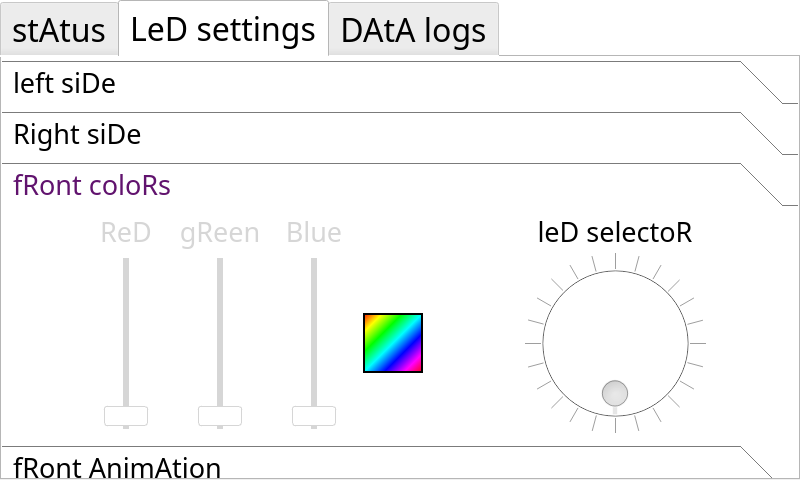
Qt form mainwindow.ui (nextgennerf/FHK-76) before a commit.
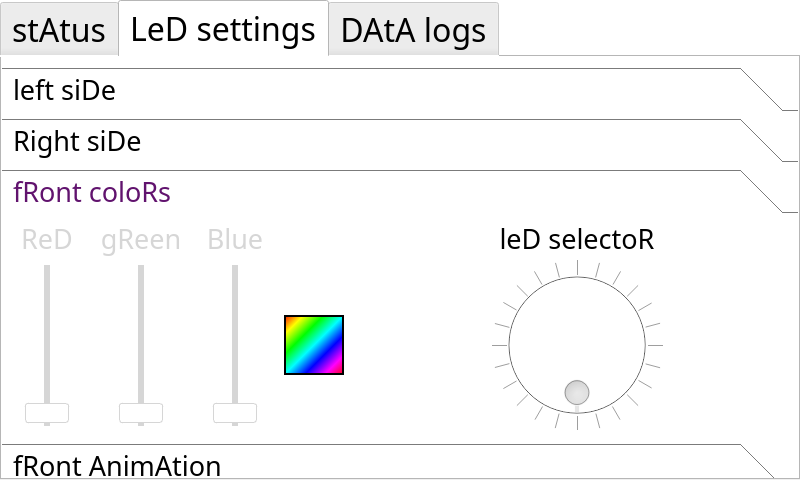
The same form after that commit. The open tabs and pages were chosen to show the change. Icons and pictures are not drawn.

Patch:
```diff
--- a/mainwindow.ui
+++ b/mainwindow.ui
@@ -794,9 +794,9 @@
       <property name="geometry">
        <rect>
         <x>0</x>
-        <y>3</y>
+        <y>10</y>
         <width>800</width>
-        <height>430</height>
+        <height>421</height>
        </rect>
       </property>
       <property name="font">
@@ -1813,7 +1813,7 @@
          <x>0</x>
          <y>0</y>
          <width>800</width>
-         <height>262</height>
+         <height>253</height>
         </rect>
        </property>
        <attribute name="label">
@@ -1825,7 +1825,7 @@
           <x>0</x>
           <y>0</y>
           <width>801</width>
-          <height>261</height>
+          <height>251</height>
          </rect>
         </property>
         <layout class="QHBoxLayout" name="frontColorLayout">
@@ -2111,6 +2111,12 @@
            <property name="orientation">
             <enum>Qt::Horizontal</enum>
            </property>
+           <property name="sizeHint" stdset="0">
+            <size>
+             <width>0</width>
+             <height>0</height>
+            </size>
+           </property>
           </spacer>
          </item>
          <item>
@@ -2214,6 +2220,12 @@
            <property name="sizeType">
             <enum>QSizePolicy::Expanding</enum>
            </property>
+           <property name="sizeHint" stdset="0">
+            <size>
+             <width>0</width>
+             <height>0</height>
+            </size>
+           </property>
           </spacer>
          </item>
         </layout>
```
Left out of the diff: 31 changed lines with no effect on the pictures.
